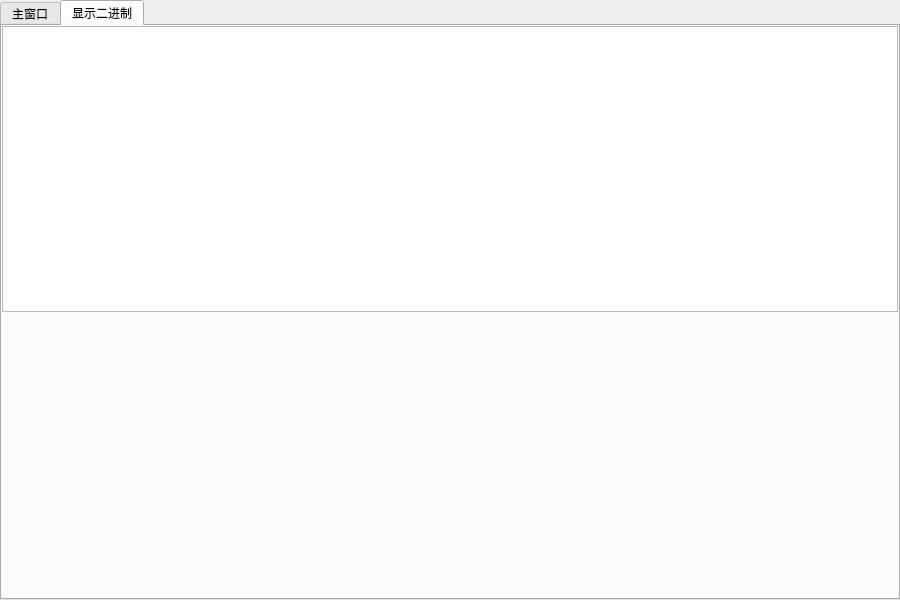
This is mainwindow.ui in WoaW04/Misc_steg_tool as Qt 5 draws it before an edit. The edited form follows.
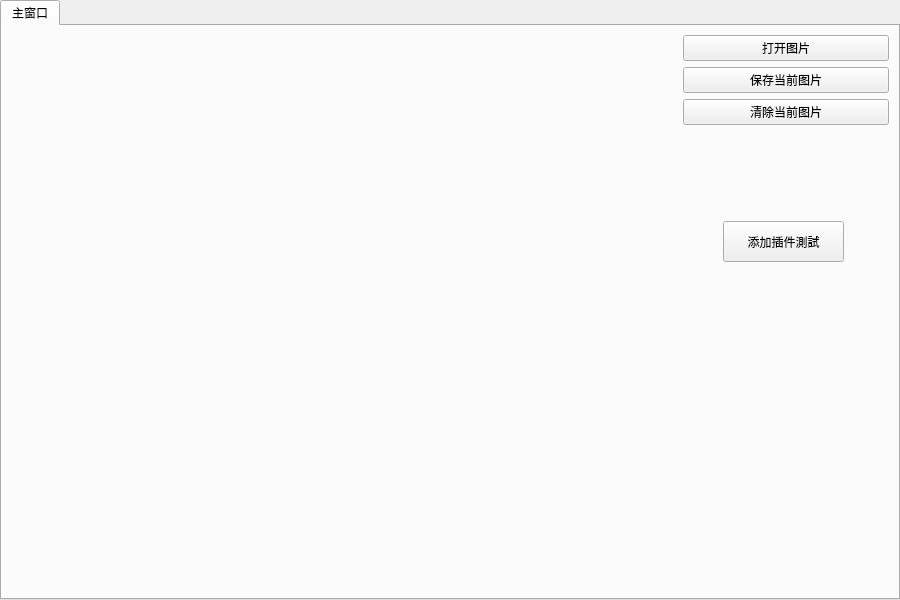
This is the edited form. The open tabs and pages were chosen to show the change.

Commit message: LSB窗口制作完成，需要连接

Diff of the .ui file:
```diff
--- a/mainwindow.ui
+++ b/mainwindow.ui
@@ -138,40 +138,6 @@
         </item>
        </layout>
       </widget>
-      <widget class="QWidget" name="BinaryWindow">
-       <property name="sizePolicy">
-        <sizepolicy hsizetype="Expanding" vsizetype="Expanding">
-         <horstretch>0</horstretch>
-         <verstretch>0</verstretch>
-        </sizepolicy>
-       </property>
-       <attribute name="title">
-        <string>显示二进制</string>
-       </attribute>
-       <layout class="QVBoxLayout" name="verticalLayout" stretch="1,1">
-        <property name="spacing">
-         <number>0</number>
-        </property>
-        <property name="leftMargin">
-         <number>0</number>
-        </property>
-        <property name="topMargin">
-         <number>0</number>
-        </property>
-        <property name="rightMargin">
-         <number>0</number>
-        </property>
-        <property name="bottomMargin">
-         <number>0</number>
-        </property>
-        <item>
-         <widget class="QTextBrowser" name="ShowBinaryBrowser"/>
-        </item>
-        <item>
-         <widget class="QWidget" name="ControlPanel" native="true"/>
-        </item>
-       </layout>
-      </widget>
      </widget>
     </item>
    </layout>
```
The commit also changes 4 other files.
